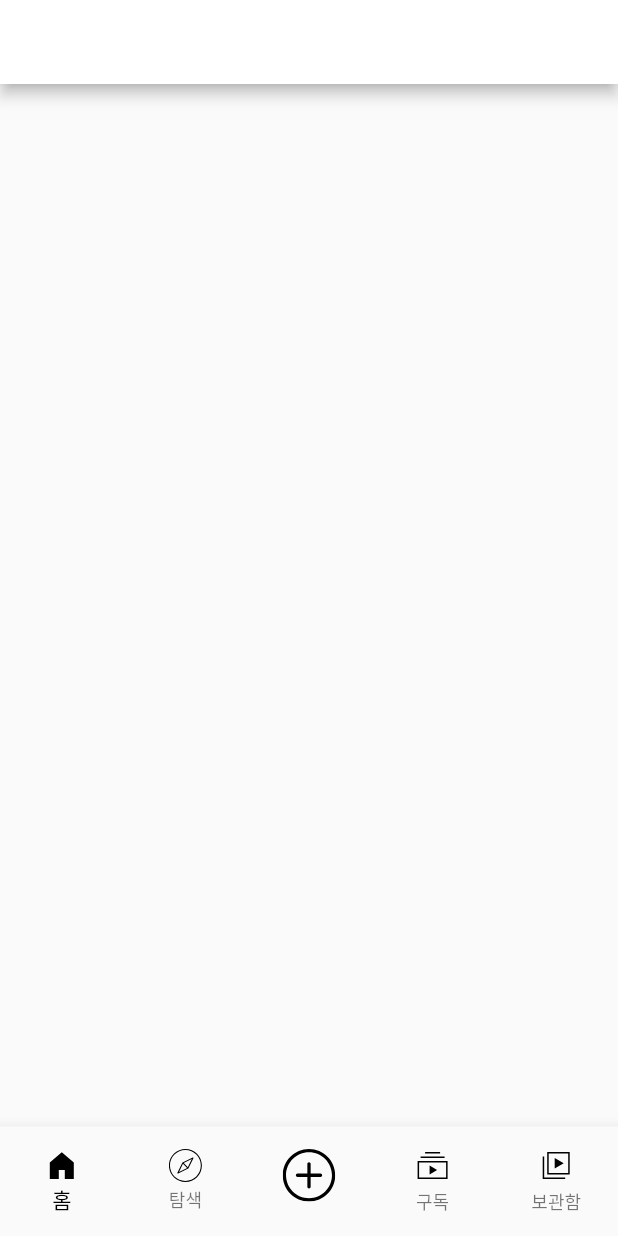
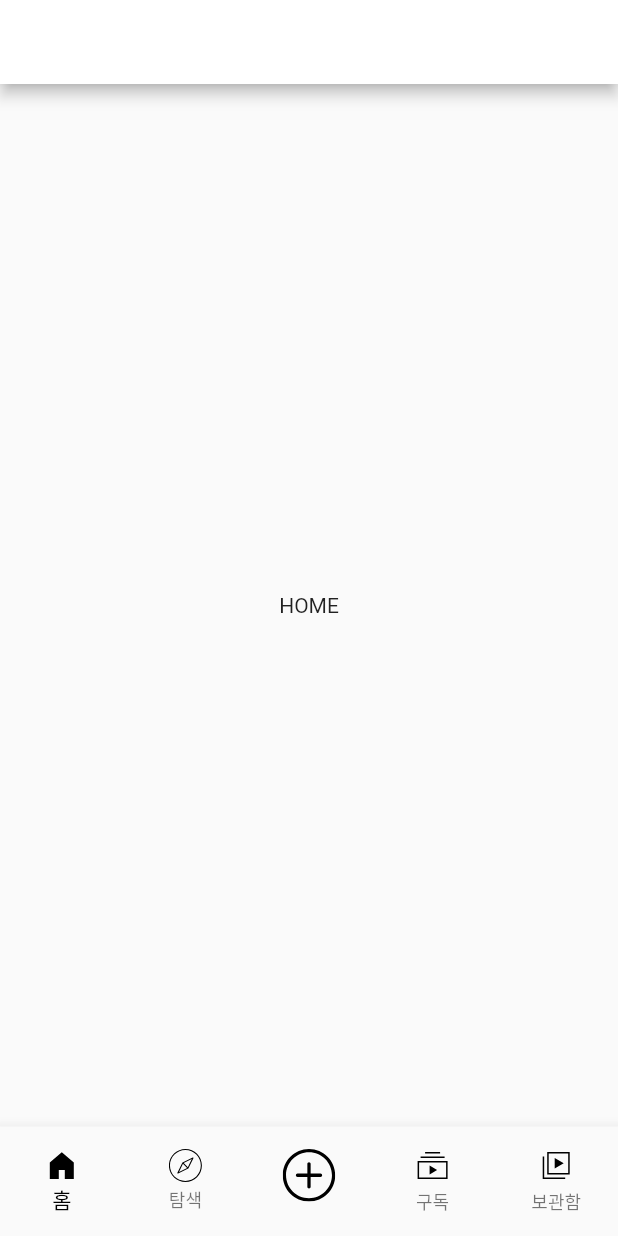
Before and after one commit to mugon-dev/flutter-youtube_clone, a Flutter app: the screen it shows after launch, on a phone screen of 412 x 824 dp. Run offline on Flutter 3.47's test engine with Material 2 defaults, Android fonts, the phone set to English and light mode, and no system bars; our stand-ins replace flutter_svg, get.

Commit message:
add new page, 버튼에 클릭시 페이지 전환,enum switch를 통한 조건문

```diff
--- a/lib/src/app.dart
+++ b/lib/src/app.dart
@@ -1,6 +1,10 @@
 import 'package:flutter/material.dart';
 import 'package:flutter_svg/flutter_svg.dart';
 import 'package:get/get.dart';
+import 'package:youtube_clone/src/pages/explore.dart';
+import 'package:youtube_clone/src/pages/home.dart';
+import 'package:youtube_clone/src/pages/library.dart';
+import 'package:youtube_clone/src/pages/subscribe.dart';
 
 import 'controller/app_controller.dart';
 
@@ -12,7 +16,32 @@ class App extends GetView<AppController> {
   @override
   Widget build(BuildContext context) {
     return Scaffold(
-      appBar: AppBar(),
+      // currentIndex에 따라 페이지 전환
+      body: Obx(() {
+        switch (RouteName.values[controller.currentIndex.value]) {
+          case RouteName.Home:
+            return Home();
+            break;
+          case RouteName.Explore:
+            return Explore();
+            break;
+          case RouteName.Add:
+            //bottomsheet
+            break;
+          case RouteName.Subs:
+            return Subscribe();
+            break;
+          case RouteName.Library:
+            return Library();
+            break;
+        }
+        return Container();
+        // if (controller.currentIndex.value == 0) {
+        //   return Home();
+        // } else {
+        //   return Explore();
+        // }
+      }),
       // controller에서 state를 가져오기 위해 Obx로 감싸줌
       bottomNavigationBar: Obx(
         () => BottomNavigationBar(
--- a/lib/src/controller/app_controller.dart
+++ b/lib/src/controller/app_controller.dart
@@ -1,4 +1,7 @@
 import 'package:get/get.dart';
+
+// 페이지 이동용 페이지 명 정의
+enum RouteName { Home, Explore, Add, Subs, Library }
 
 // 바텀 네비게이션에 영속성 부여
 // 선언 후 바인딩 필요 main에서 initialBinding (앱 실행동안 쓰이는 컨트롤러이기 때문)
--- /dev/null
+++ b/lib/src/pages/home.dart
@@ -0,0 +1,15 @@
+import 'package:flutter/material.dart';
+
+class Home extends StatelessWidget {
+  const Home({Key? key}) : super(key: key);
+
+  @override
+  Widget build(BuildContext context) {
+    return Scaffold(
+      appBar: AppBar(),
+      body: Center(
+        child: Text("HOME"),
+      ),
+    );
+  }
+}
```
Also changed, not shown: lib/src/pages/explore.dart (added, +15 -0 lines), lib/src/pages/library.dart (added, +15 -0 lines), lib/src/pages/subscribe.dart (added, +15 -0 lines).
